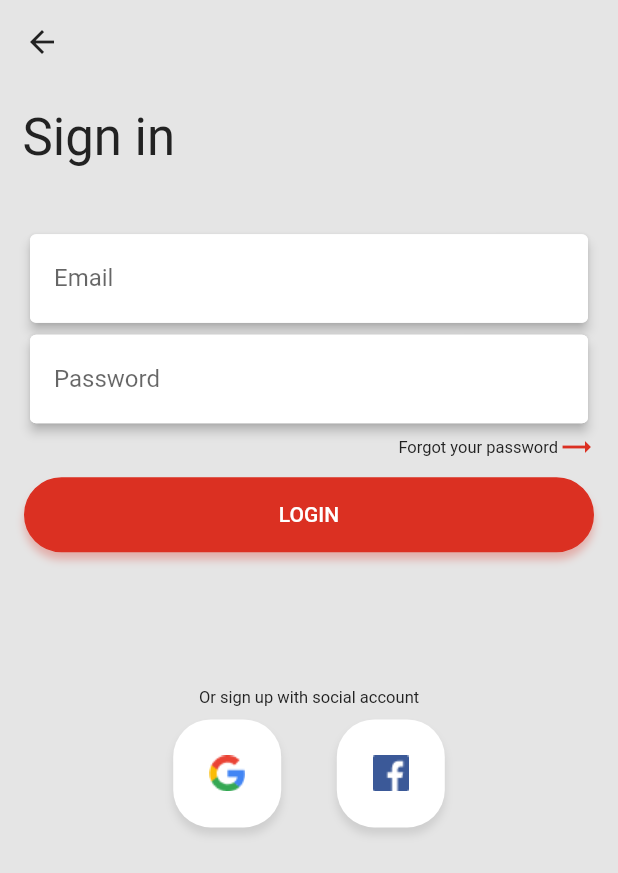
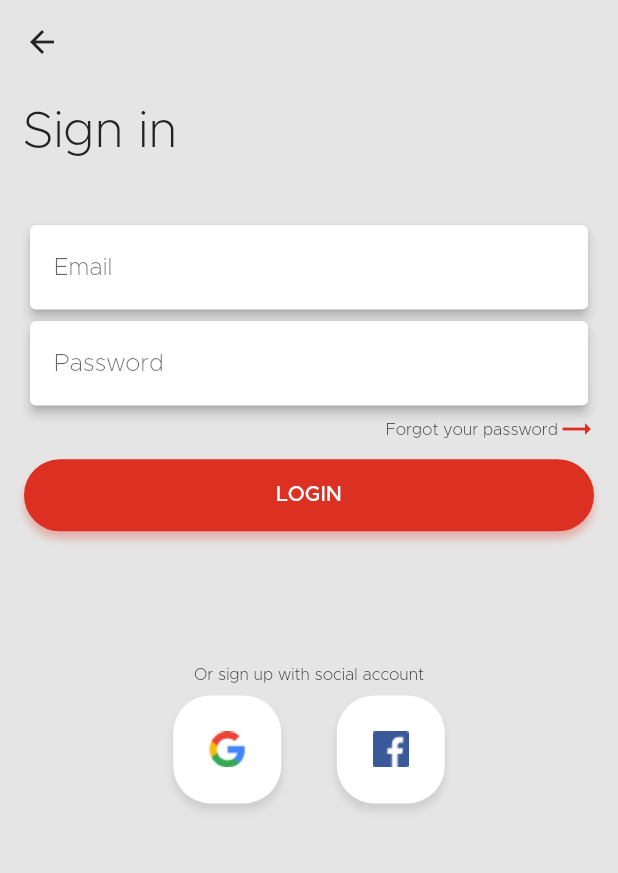
Before and after one commit to tregor722/flutter-ecommerce, a Flutter app: the screen it shows after launch, item 5 of the bottom bar chosen, on a phone screen of 412 x 824 dp. Shown: the top 873 px of the screen. Run offline on Flutter 3.47's test engine with Material 2 defaults, Android fonts, the phone set to English and light mode, and no system bars; our stand-ins replace bloc, bubble_tab_indicator, dartz, equatable, flutter_bloc, flutter_svg and 2 more; accounts and stored records are empty.

Commit message:
#96 - Added 'Metropolis' fonts to the app - Changed default font family to 'Metropolis' in app theme.

```diff
--- a/lib/config/theme.dart
+++ b/lib/config/theme.dart
@@ -50,44 +50,46 @@ class OpenFlutterEcommerceTheme {
           color: AppColors.white,
           iconTheme: IconThemeData(color: AppColors.black),
           textTheme: theme.textTheme.copyWith(
-              caption: TextStyle(color: AppColors.black, fontSize: 18))),
+              caption: TextStyle(color: AppColors.black, fontSize: 18, fontFamily: 'Metropolis'))),
       textTheme: theme.textTheme.copyWith(
         //over image white text
         headline1: theme.textTheme.headline1
-            .copyWith(fontSize: 48, color: AppColors.white),
+            .copyWith(fontSize: 48, color: AppColors.white, fontFamily: 'Metropolis'),
         headline2: theme.textTheme.headline2.copyWith(
-            fontSize: 24, color: AppColors.black, fontWeight: FontWeight.w700),
+            fontSize: 24, color: AppColors.black, fontWeight: FontWeight.w700, fontFamily: 'Metropolis'),
 
         //product title
         headline3: theme.textTheme.headline3.copyWith(
-            color: AppColors.black, fontSize: 16, fontWeight: FontWeight.bold),
+            color: AppColors.black, fontSize: 16, fontWeight: FontWeight.bold, fontFamily: 'Metropolis'),
 
-        headline4: theme.textTheme.headline4,
+        headline4: theme.textTheme.headline4.copyWith(fontFamily: 'Metropolis'),
         //product price
         headline5: theme.textTheme.headline5
-            .copyWith(color: AppColors.lightGray, fontSize: 14),
-        headline6: theme.textTheme.headline6,
+            .copyWith(color: AppColors.lightGray, fontSize: 14, fontFamily: 'Metropolis'),
+        headline6: theme.textTheme.headline6.copyWith(fontFamily: 'Metropolis'),
 
         subtitle1: theme.textTheme.headline1
-            .copyWith(fontSize: 18, color: AppColors.black),
+            .copyWith(fontSize: 18, color: AppColors.black, fontFamily: 'Metropolis'),
         subtitle2: theme.textTheme.headline1.copyWith(
-            fontSize: 24, color: AppColors.white, fontWeight: FontWeight.bold),
+            fontSize: 24, color: AppColors.white, fontWeight: FontWeight.bold, fontFamily: 'Metropolis'),
         //red button with white text
         button: theme.textTheme.button
-            .copyWith(fontSize: 14, color: AppColors.white),
+            .copyWith(fontSize: 14, color: AppColors.white, fontFamily: 'Metropolis'),
         //black caption title
         caption: theme.textTheme.caption.copyWith(
           fontSize: 34,
-          color: AppColors.black,
+          color: AppColors.black, fontFamily: 'Metropolis'
         ),
         //light gray small text
         bodyText1: theme.textTheme.bodyText1.copyWith(
           color: AppColors.lightGray,
-          fontSize: 11,
+          fontSize: 11, fontFamily: 'Metropolis'
         ),
         //view all link
         bodyText2: theme.textTheme.bodyText2
-            .copyWith(color: AppColors.black, fontSize: 11),
+            .copyWith(color: AppColors.black, fontSize: 11, fontFamily: 'Metropolis'),
+      ).apply(
+        fontFamily: 'Metropolis'
       ),
       buttonTheme: theme.buttonTheme.copyWith(
         minWidth: 50,
```
Also changed, not shown: pubspec.yaml (+22 -0 lines), fonts/Metropolis-Black.otf (added), fonts/Metropolis-BlackItalic.otf (added), fonts/Metropolis-Bold.otf (added), fonts/Metropolis-BoldItalic.otf (added), fonts/Metropolis-ExtraBold.otf (added), fonts/Metropolis-ExtraBoldItalic.otf (added), fonts/Metropolis-ExtraLight.otf (added), fonts/Metropolis-ExtraLightItalic.otf (added), fonts/Metropolis-Light.otf (added), fonts/Metropolis-LightItalic.otf (added), fonts/Metropolis-Medium.otf (added), fonts/Metropolis-MediumItalic.otf (added), fonts/Metropolis-Regular.otf (added), 5 more files.
